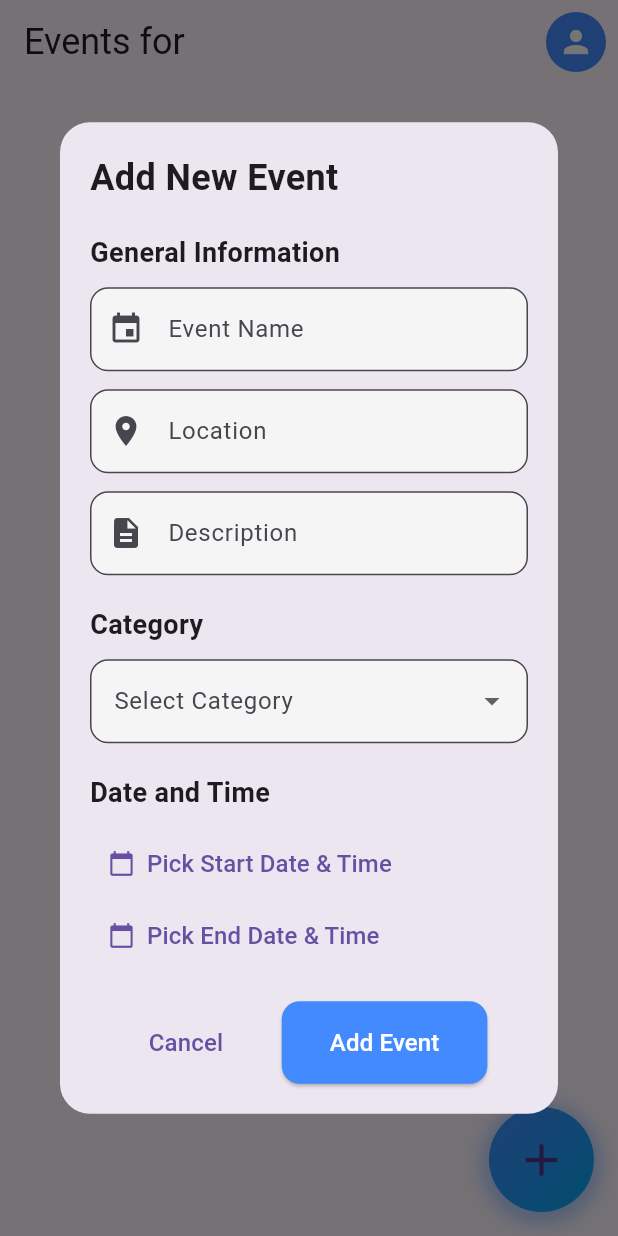
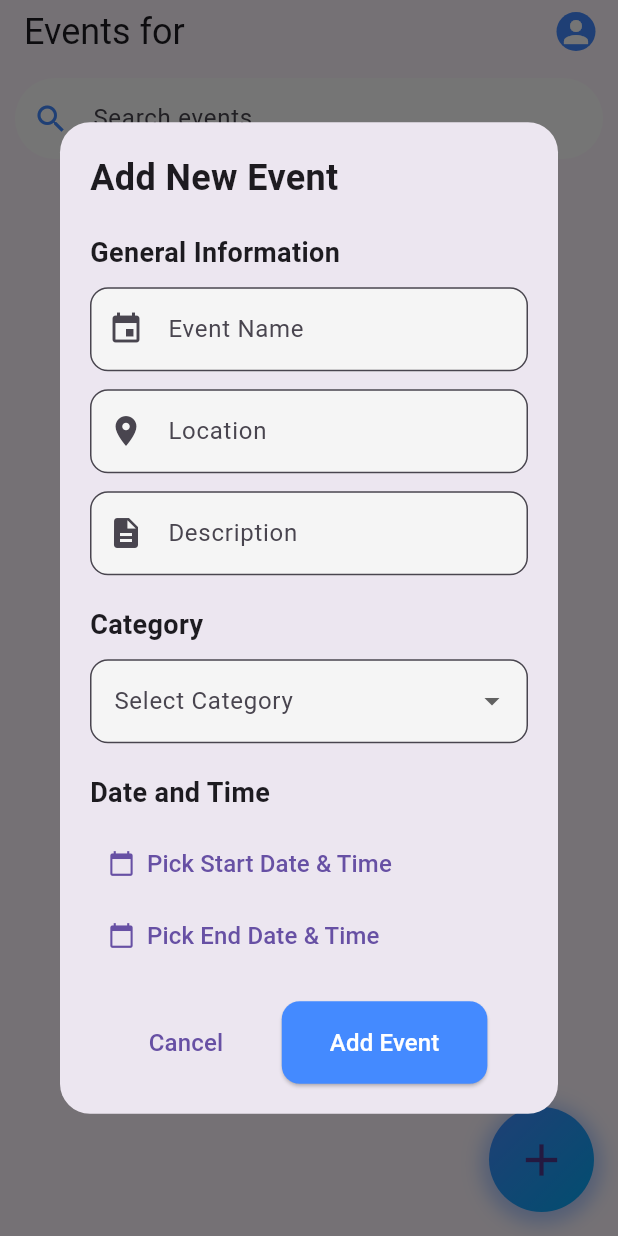
Before and after one commit to Peer-Tutoring/events-manager, a Flutter app: the screen it shows once a user with an empty profile is signed in, after a tap on the "add" icon, on a phone screen of 412 x 824 dp. Run offline on Flutter 3.47's test engine with Material 3 defaults, Android fonts, the phone set to English and light mode, and no system bars; our stand-ins replace cloud_firestore, firebase_auth, firebase_core, flutter_riverpod; accounts and stored records are empty.

Commit message:
search functionality

```diff
--- a/lib/screens/home.dart
+++ b/lib/screens/home.dart
@@ -21,6 +21,8 @@ class _HomeScreenState extends State<HomeScreen> {
       FirebaseFirestore.instance.collection('users');
 
   String? _userName;
+  String _searchQuery = '';
+  final TextEditingController _searchController = TextEditingController();
 
   Future<void> _fetchUserName() async {
     final user = FirebaseAuth.instance.currentUser;
@@ -78,6 +80,32 @@ class _HomeScreenState extends State<HomeScreen> {
             ],
           ),
         ],
+        bottom: PreferredSize(
+          preferredSize: const Size.fromHeight(60.0),
+          child: Padding(
+            padding: const EdgeInsets.all(10.0),
+            child: TextField(
+              controller: _searchController,
+              decoration: InputDecoration(
+                hintText: 'Search events...',
+                prefixIcon: const Icon(Icons.search, color: Colors.blueAccent),
+                filled: true,
+                fillColor: Colors.white,
+                contentPadding:
+                    const EdgeInsets.symmetric(horizontal: 20, vertical: 15),
+                border: OutlineInputBorder(
+                  borderRadius: BorderRadius.circular(30.0),
+                  borderSide: BorderSide.none,
+                ),
+              ),
+              onChanged: (query) {
+                setState(() {
+                  _searchQuery = query.toLowerCase();
+                });
+              },
+            ),
+          ),
+        ),
       ),
       body: StreamBuilder<QuerySnapshot>(
         stream: eventsCollection.orderBy('startTime').snapshots(),
@@ -96,6 +124,11 @@ class _HomeScreenState extends State<HomeScreen> {
               icon: Icons.event,
               imagePath: doc['imagePath'] ?? 'assets/default.jpg',
             );
+          }).where((event) {
+            final eventName = event.name.toLowerCase();
+            final eventLocation = event.location.toLowerCase();
+            return eventName.contains(_searchQuery) ||
+                eventLocation.contains(_searchQuery);
           }).toList();
 
           return ListView.builder(
```
